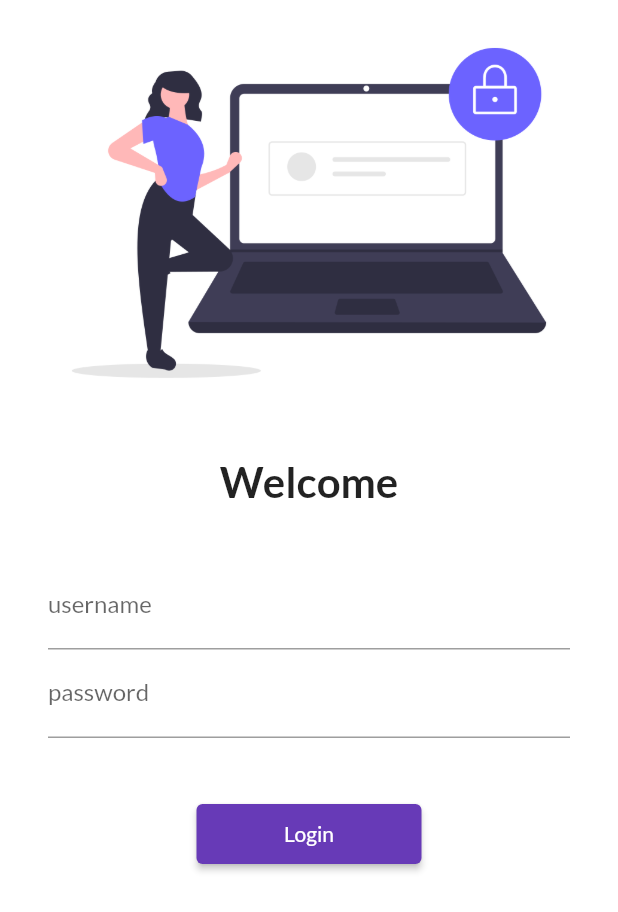
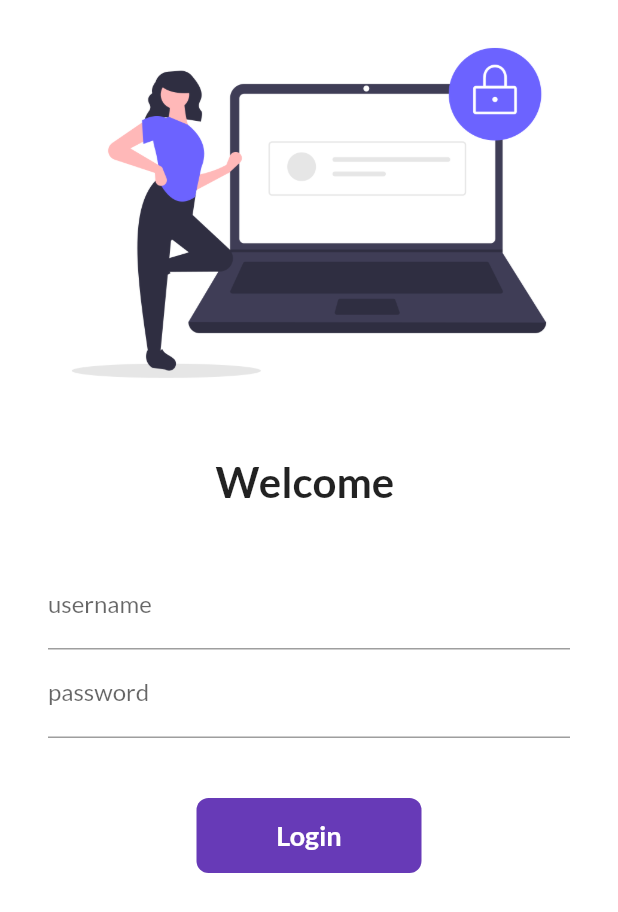
Before and after one commit to aashah15/30DaysOfFlutter, a Flutter app: the screen it shows after launch, on a phone screen of 412 x 824 dp. Shown: the top 912 px of the screen. Run offline on Flutter 3.47's test engine with Material 2 defaults, Android fonts, the phone set to English and light mode, and no system bars; our stand-ins replace google_fonts.

Commit message:
Day  6 completed

```diff
--- a/lib/pages/login_page.dart
+++ b/lib/pages/login_page.dart
@@ -1,8 +1,15 @@
-
 import 'package:flutter/material.dart';
 import 'package:flutter_catalog/utils/routes.dart';
 
-class LoginPage extends StatelessWidget {
+class LoginPage extends StatefulWidget {
+  @override
+  _LoginPageState createState() => _LoginPageState();
+}
+
+class _LoginPageState extends State<LoginPage> {
+  String name = "";
+  bool changeButton = false;
+
   @override
   Widget build(BuildContext context) {
     return Material(
@@ -18,7 +25,7 @@ class LoginPage extends StatelessWidget {
               height: 20.0,
             ),
             Text(
-              "Welcome",
+              "Welcome $name",
               style: TextStyle(
                 fontSize: 28,
                 fontWeight: FontWeight.bold,
@@ -37,6 +44,10 @@ class LoginPage extends StatelessWidget {
                       hintText: "Enter username",
                       labelText: "username",
                     ),
+                    onChanged: (value) {
+                      name = value;
+                      setState(() {});
+                    },
                   ),
                   TextFormField(
                     obscureText: true,
@@ -48,13 +59,47 @@ class LoginPage extends StatelessWidget {
                   SizedBox(
                     height: 40.0,
                   ),
-                  ElevatedButton(
-                    child: Text("Login"),
-                    style: TextButton.styleFrom(minimumSize: Size(150, 40)),
-                    onPressed: () {
+                  InkWell(
+                    onTap: () async {
+                      setState(() {
+                        changeButton = true;
+                      });
+                      await Future.delayed(Duration(seconds: 1));
                       Navigator.pushNamed(context, MyRoutes.homeRoute);
                     },
-                  )
+                    child: AnimatedContainer(
+                      duration: Duration(seconds: 1),
+                      width: changeButton ? 50 : 150,
+                      height: 50,
+                      alignment: Alignment.center,
+                      child: changeButton
+                          ? Icon(
+                              Icons.done,
+                              color: Colors.white,
+                            )
+                          : Text(
+                              "Login",
+                              style: TextStyle(
+                                  color: Colors.white,
+                                  fontWeight: FontWeight.bold,
+                                  fontSize: 18),
+                            ),
+                      decoration: BoxDecoration(
+                        color: Colors.deepPurple,
+                        // shape:
+                        //     changeButton ? BoxShape.circle : BoxShape.rectangle,
+                        borderRadius:
+                            BorderRadius.circular(changeButton ? 50 : 8),
+                      ),
+                    ),
+                  ),
+                  // ElevatedButton(
+                  //   child: Text("Login"),
+                  //   style: TextButton.styleFrom(minimumSize: Size(150, 40)),
+                  //   onPressed: () {
+                  //     Navigator.pushNamed(context, MyRoutes.homeRoute);
+                  //   },
+                  // )
                 ],
               ),
             )
```
